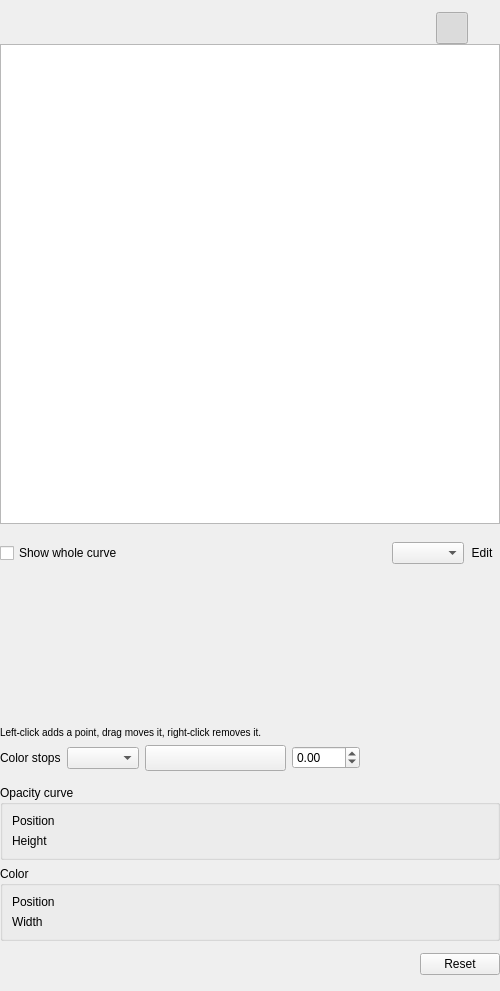
First picture: the form in Modules/VolumeVisualizationUI/src/QmitkVolumeTransferFunctionEditorControls.ui, repository MITK/MITK, before the edit.
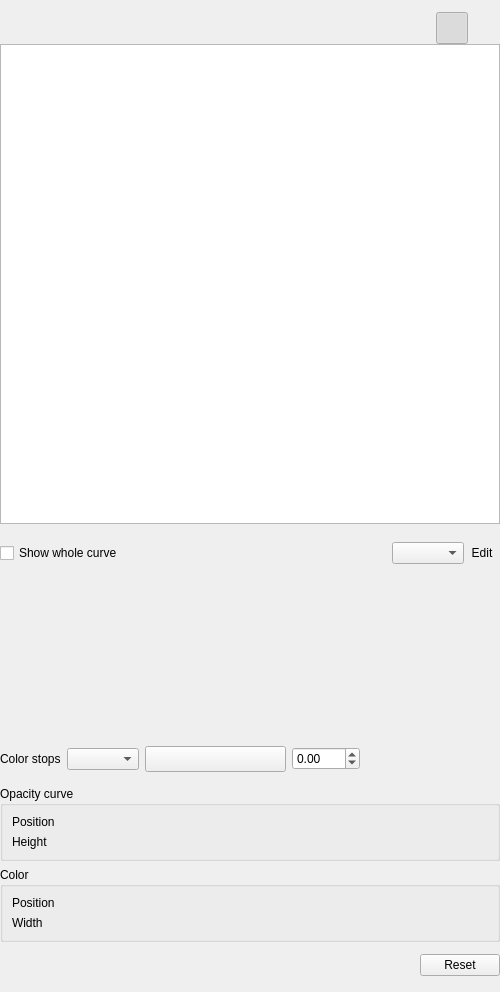
Second picture: the form after the edit. Custom widgets are drawn as their Qt base class.

Diff of the .ui file:
```diff
--- a/Modules/VolumeVisualizationUI/src/QmitkVolumeTransferFunctionEditorControls.ui
+++ b/Modules/VolumeVisualizationUI/src/QmitkVolumeTransferFunctionEditorControls.ui
@@ -252,7 +252,7 @@
          <enum>Qt::TextFormat::RichText</enum>
         </property>
         <property name="text">
-         <string>&lt;small&gt;Left-click adds a point, drag moves it, right-click removes it.&lt;/small&gt;</string>
+         <string/>
         </property>
         <property name="wordWrap">
          <bool>true</bool>
```
Left out of the diff: 8 changed lines with no effect on the pictures.
